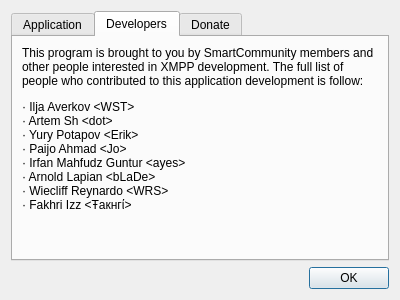
WST/acid-pc, file ui/aboutwindow.ui: the form before one commit.
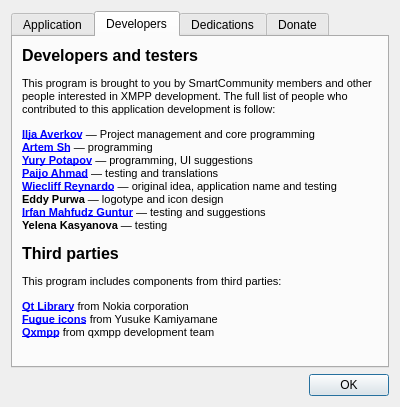
The form after the commit. The open tabs and pages were chosen to show the change. Icons and pictures are not drawn.

```diff
--- a/ui/aboutwindow.ui
+++ b/ui/aboutwindow.ui
@@ -10,11 +10,11 @@
     <x>0</x>
     <y>0</y>
     <width>400</width>
-    <height>300</height>
+    <height>407</height>
    </rect>
   </property>
   <property name="sizePolicy">
-   <sizepolicy hsizetype="Fixed" vsizetype="Fixed">
+   <sizepolicy hsizetype="Fixed" vsizetype="Preferred">
     <horstretch>0</horstretch>
     <verstretch>0</verstretch>
    </sizepolicy>
@@ -28,7 +28,7 @@
   <property name="maximumSize">
    <size>
     <width>400</width>
-    <height>300</height>
+    <height>500</height>
    </size>
   </property>
   <property name="windowTitle">
@@ -60,7 +60,16 @@
        <item>
         <widget class="QLabel" name="label_2">
          <property name="text">
-          <string>&lt;html&gt;&lt;head/&gt;&lt;body&gt;&lt;p&gt;This program is brought to you by SmartCommunity members and other people interested in XMPP development. The full list of people who contributed to this application development is follow:&lt;/p&gt;&lt;p&gt;· Ilja Averkov &amp;lt;WST&amp;gt;&lt;br/&gt;· Artem Sh &amp;lt;dot&amp;gt;&lt;br/&gt;· Yury Potapov &amp;lt;Erik&amp;gt;&lt;br/&gt;· Paijo Ahmad &amp;lt;Jo&amp;gt;&lt;br/&gt;· Irfan Mahfudz Guntur &amp;lt;ayes&amp;gt;&lt;br/&gt;· Arnold Lapian &amp;lt;bLaDe&amp;gt;&lt;br/&gt;· Wiecliff Reynardo &amp;lt;WRS&amp;gt;&lt;br/&gt;· Fakhri Izz &amp;lt;Ŧакнгί&amp;gt;&lt;/p&gt;&lt;/body&gt;&lt;/html&gt;</string>
+          <string>&lt;!DOCTYPE HTML PUBLIC &quot;-//W3C//DTD HTML 4.0//EN&quot; &quot;http://www.w3.org/TR/REC-html40/strict.dtd&quot;&gt;
+&lt;html&gt;&lt;head&gt;&lt;meta name=&quot;qrichtext&quot; content=&quot;1&quot; /&gt;&lt;style type=&quot;text/css&quot;&gt;
+p, li { white-space: pre-wrap; }
+&lt;/style&gt;&lt;/head&gt;&lt;body style=&quot; font-family:'MS Shell Dlg 2'; font-size:8.25pt; font-weight:400; font-style:normal;&quot;&gt;
+&lt;p style=&quot; margin-top:12px; margin-bottom:12px; margin-left:0px; margin-right:0px; -qt-block-indent:0; text-indent:0px;&quot;&gt;&lt;span style=&quot; font-size:12pt; font-weight:600;&quot;&gt;Developers and testers&lt;/span&gt;&lt;/p&gt;
+&lt;p style=&quot; margin-top:12px; margin-bottom:12px; margin-left:0px; margin-right:0px; -qt-block-indent:0; text-indent:0px;&quot;&gt;&lt;span style=&quot; font-size:8pt;&quot;&gt;This program is brought to you by SmartCommunity members and other people interested in XMPP development. The full list of people who contributed to this application development is follow:&lt;/span&gt;&lt;/p&gt;
+&lt;p style=&quot; margin-top:12px; margin-bottom:12px; margin-left:0px; margin-right:0px; -qt-block-indent:0; text-indent:0px;&quot;&gt;&lt;a href=&quot;http://averkov.web.id/&quot;&gt;&lt;span style=&quot; font-size:8pt; font-weight:600; text-decoration: underline; color:#0000ff;&quot;&gt;Ilja Averkov&lt;/span&gt;&lt;/a&gt;&lt;span style=&quot; font-size:8pt;&quot;&gt; — Project management and core programming&lt;br /&gt;&lt;/span&gt;&lt;a href=&quot;http://rubyrails.pro/&quot;&gt;&lt;span style=&quot; font-size:8pt; font-weight:600; text-decoration: underline; color:#0000ff;&quot;&gt;Artem Sh&lt;/span&gt;&lt;/a&gt;&lt;span style=&quot; font-size:8pt;&quot;&gt; — programming&lt;br /&gt;&lt;/span&gt;&lt;a href=&quot;http://immensus.net/&quot;&gt;&lt;span style=&quot; font-size:8pt; font-weight:600; text-decoration: underline; color:#0000ff;&quot;&gt;Yury Potapov&lt;/span&gt;&lt;/a&gt;&lt;span style=&quot; font-size:8pt;&quot;&gt; — programming, UI suggestions&lt;br /&gt;&lt;/span&gt;&lt;a href=&quot;http://paijo.jsmart.web.id/&quot;&gt;&lt;span style=&quot; font-weight:600; text-decoration: underline; color:#0000ff;&quot;&gt;Paijo Ahmad&lt;/span&gt;&lt;/a&gt;&lt;span style=&quot; font-size:8pt;&quot;&gt; — testing and translations&lt;br /&gt;&lt;/span&gt;&lt;a href=&quot;http://jabberid.org/&quot;&gt;&lt;span style=&quot; font-size:8pt; font-weight:600; text-decoration: underline; color:#0000ff;&quot;&gt;Wiecliff Reynardo&lt;/span&gt;&lt;/a&gt;&lt;span style=&quot; font-size:8pt;&quot;&gt; — original idea, application name and testing&lt;br /&gt;&lt;/span&gt;&lt;span style=&quot; font-size:8pt; font-weight:600;&quot;&gt;Eddy Purwa&lt;/span&gt;&lt;span style=&quot; font-size:8pt;&quot;&gt; — logotype and icon design&lt;br /&gt;&lt;/span&gt;&lt;a href=&quot;http://bsmsite.com/&quot;&gt;&lt;span style=&quot; font-size:8pt; font-weight:600; text-decoration: underline; color:#0000ff;&quot;&gt;Irfan Mahfudz Guntur&lt;/span&gt;&lt;/a&gt;&lt;span style=&quot; font-size:8pt;&quot;&gt; — testing and suggestions&lt;br /&gt;&lt;/span&gt;&lt;span style=&quot; font-size:8pt; font-weight:600;&quot;&gt;Yelena Kasyanova&lt;/span&gt;&lt;span style=&quot; font-size:8pt;&quot;&gt; — testing&lt;/span&gt;&lt;/p&gt;
+&lt;p style=&quot; margin-top:12px; margin-bottom:12px; margin-left:0px; margin-right:0px; -qt-block-indent:0; text-indent:0px;&quot;&gt;&lt;span style=&quot; font-size:12pt; font-weight:600;&quot;&gt;Third parties&lt;/span&gt;&lt;/p&gt;
+&lt;p style=&quot; margin-top:12px; margin-bottom:12px; margin-left:0px; margin-right:0px; -qt-block-indent:0; text-indent:0px;&quot;&gt;&lt;span style=&quot; font-size:8pt;&quot;&gt;This program includes components from third parties:&lt;/span&gt;&lt;/p&gt;
+&lt;p style=&quot; margin-top:12px; margin-bottom:12px; margin-left:0px; margin-right:0px; -qt-block-indent:0; text-indent:0px;&quot;&gt;&lt;a href=&quot;http://qt.nokia.com&quot;&gt;&lt;span style=&quot; font-size:8pt; font-weight:600; text-decoration: underline; color:#0000ff;&quot;&gt;Qt Library&lt;/span&gt;&lt;/a&gt;&lt;span style=&quot; font-size:8pt;&quot;&gt; from Nokia corporation&lt;br /&gt;&lt;/span&gt;&lt;a href=&quot;http://p.yusukekamiyamane.com/&quot;&gt;&lt;span style=&quot; font-size:8pt; font-weight:600; text-decoration: underline; color:#0000ff;&quot;&gt;Fugue icons&lt;/span&gt;&lt;/a&gt;&lt;span style=&quot; font-size:8pt;&quot;&gt; from Yusuke Kamiyamane&lt;br /&gt;&lt;/span&gt;&lt;a href=&quot;http://qxmpp.googlecode.com/&quot;&gt;&lt;span style=&quot; font-size:8pt; font-weight:600; text-decoration: underline; color:#0000ff;&quot;&gt;Qxmpp&lt;/span&gt;&lt;/a&gt;&lt;span style=&quot; font-size:8pt;&quot;&gt; from qxmpp development team&lt;/span&gt;&lt;/p&gt;&lt;/body&gt;&lt;/html&gt;</string>
          </property>
          <property name="textFormat">
           <enum>Qt::RichText</enum>
@@ -94,6 +103,11 @@
        </item>
       </layout>
      </widget>
+     <widget class="QWidget" name="tab_6">
+      <attribute name="title">
+       <string>Dedications</string>
+      </attribute>
+     </widget>
      <widget class="QWidget" name="tab_3">
       <attribute name="title">
        <string>Donate</string>
```
Left out of the diff: 2 changed lines with no effect on the pictures.
